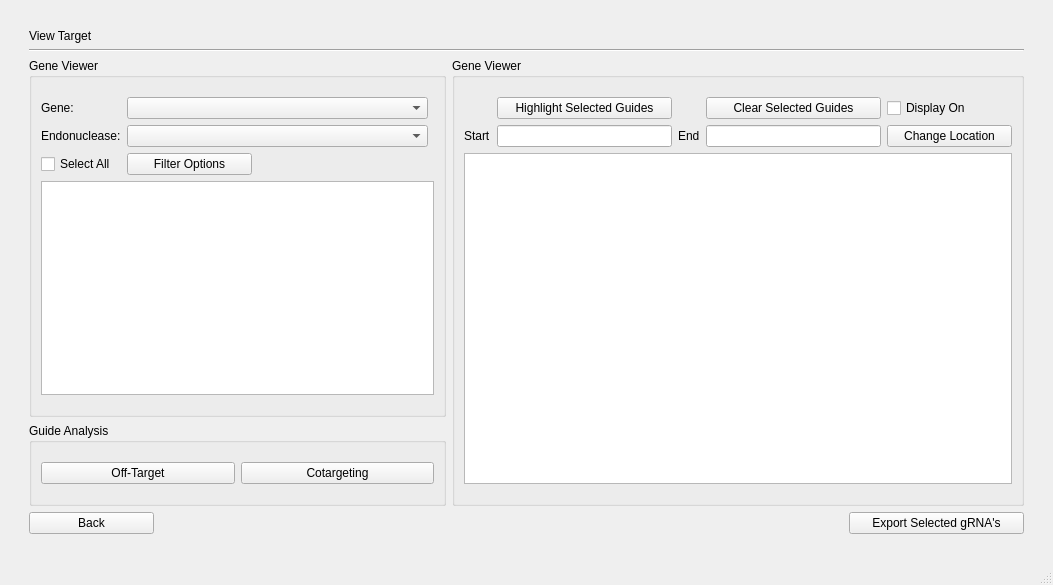
The window that results.ui (TrinhLab/CASPERapp) describes before a commit, drawn with Qt 5.
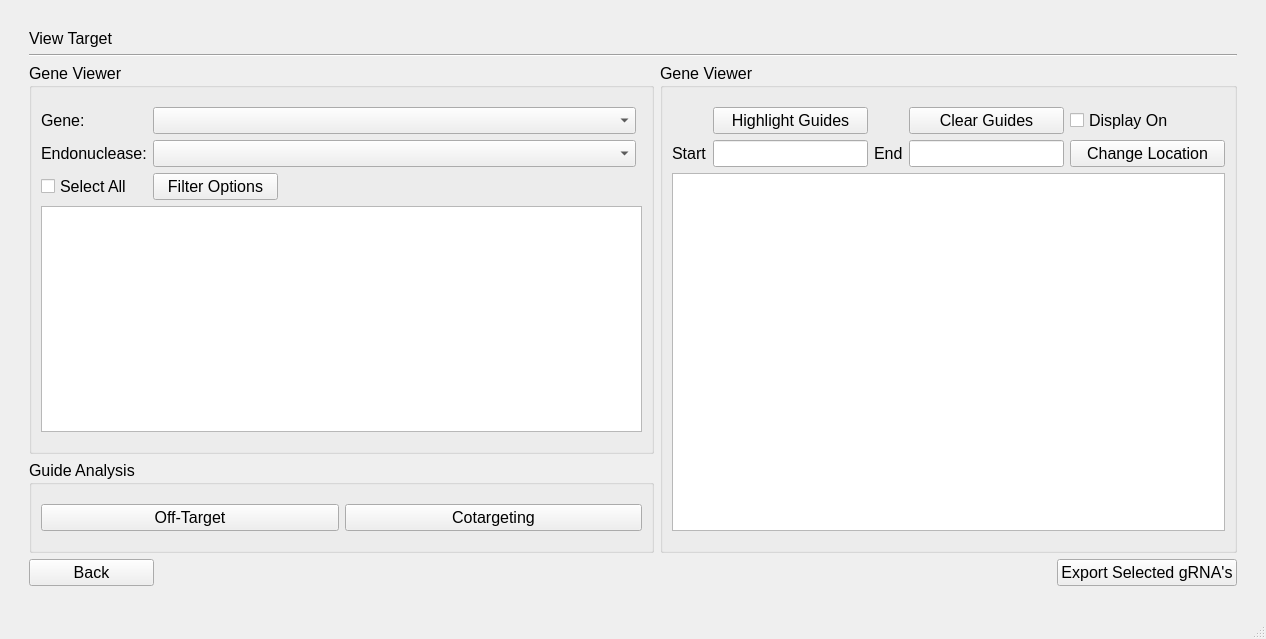
The same window after the commit.

```diff
--- a/results.ui
+++ b/results.ui
@@ -6,10 +6,15 @@
    <rect>
     <x>0</x>
     <y>0</y>
-    <width>1053</width>
-    <height>585</height>
+    <width>1266</width>
+    <height>639</height>
    </rect>
   </property>
+  <property name="font">
+   <font>
+    <pointsize>12</pointsize>
+   </font>
+  </property>
   <property name="windowTitle">
    <string>MainWindow</string>
   </property>
@@ -41,6 +46,12 @@
         <layout class="QGridLayout" name="gridLayout_5">
          <item row="1" column="1">
           <widget class="QPushButton" name="cotargeting_button">
+           <property name="sizePolicy">
+            <sizepolicy hsizetype="Preferred" vsizetype="Fixed">
+             <horstretch>0</horstretch>
+             <verstretch>0</verstretch>
+            </sizepolicy>
+           </property>
            <property name="minimumSize">
             <size>
              <width>125</width>
@@ -73,6 +84,12 @@
          </item>
          <item row="1" column="0">
           <widget class="QPushButton" name="off_target_button">
+           <property name="sizePolicy">
+            <sizepolicy hsizetype="Preferred" vsizetype="Fixed">
+             <horstretch>0</horstretch>
+             <verstretch>0</verstretch>
+            </sizepolicy>
+           </property>
            <property name="minimumSize">
             <size>
              <width>125</width>
@@ -108,6 +125,12 @@
       </item>
       <item row="2" column="0" alignment="Qt::AlignLeft">
        <widget class="QPushButton" name="back_button">
+        <property name="sizePolicy">
+         <sizepolicy hsizetype="Preferred" vsizetype="Fixed">
+          <horstretch>0</horstretch>
+          <verstretch>0</verstretch>
+         </sizepolicy>
+        </property>
         <property name="minimumSize">
          <size>
           <width>125</width>
@@ -121,6 +144,12 @@
       </item>
       <item row="2" column="1" alignment="Qt::AlignRight">
        <widget class="QPushButton" name="export_button">
+        <property name="sizePolicy">
+         <sizepolicy hsizetype="Preferred" vsizetype="Fixed">
+          <horstretch>0</horstretch>
+          <verstretch>0</verstretch>
+         </sizepolicy>
+        </property>
         <property name="minimumSize">
          <size>
           <width>175</width>
@@ -143,6 +172,12 @@
           <verstretch>0</verstretch>
          </sizepolicy>
         </property>
+        <property name="minimumSize">
+         <size>
+          <width>625</width>
+          <height>0</height>
+         </size>
+        </property>
         <property name="title">
          <string>Gene Viewer</string>
         </property>
@@ -162,6 +197,12 @@
          </item>
          <item row="9" column="1" alignment="Qt::AlignLeft">
           <widget class="QPushButton" name="filter_options_button">
+           <property name="sizePolicy">
+            <sizepolicy hsizetype="Preferred" vsizetype="Fixed">
+             <horstretch>0</horstretch>
+             <verstretch>0</verstretch>
+            </sizepolicy>
+           </property>
            <property name="minimumSize">
             <size>
              <width>125</width>
@@ -320,9 +361,15 @@
          </item>
          <item row="1" column="1">
           <widget class="QPushButton" name="highlight_gene_viewer_button">
+           <property name="sizePolicy">
+            <sizepolicy hsizetype="Preferred" vsizetype="Fixed">
+             <horstretch>0</horstretch>
+             <verstretch>0</verstretch>
+            </sizepolicy>
+           </property>
            <property name="minimumSize">
             <size>
-             <width>175</width>
+             <width>0</width>
              <height>0</height>
             </size>
            </property>
@@ -330,15 +377,21 @@
             <string>&lt;html&gt;&lt;head/&gt;&lt;body&gt;&lt;p&gt;This button will highlight the sequences in the Gene Viewer that match the sequences selected in the table.&lt;/p&gt;&lt;/body&gt;&lt;/html&gt;</string>
            </property>
            <property name="text">
-            <string>Highlight Selected Guides</string>
+            <string>Highlight Guides</string>
            </property>
           </widget>
          </item>
          <item row="1" column="3">
           <widget class="QPushButton" name="clear_gene_viewer_button">
+           <property name="sizePolicy">
+            <sizepolicy hsizetype="Preferred" vsizetype="Fixed">
+             <horstretch>0</horstretch>
+             <verstretch>0</verstretch>
+            </sizepolicy>
+           </property>
            <property name="minimumSize">
             <size>
-             <width>175</width>
+             <width>0</width>
              <height>0</height>
             </size>
            </property>
@@ -346,7 +399,7 @@
             <string>&lt;html&gt;&lt;head/&gt;&lt;body&gt;&lt;p&gt;&lt;span style=&quot; font-size:12pt;&quot;&gt;This button clears all highlighted guides from the gene viewer box.&lt;/span&gt;&lt;/p&gt;&lt;/body&gt;&lt;/html&gt;</string>
            </property>
            <property name="text">
-            <string>Clear Selected Guides</string>
+            <string>Clear Guides</string>
            </property>
           </widget>
          </item>
@@ -413,7 +466,7 @@
           <widget class="QPushButton" name="change_start_end_button">
            <property name="minimumSize">
             <size>
-             <width>125</width>
+             <width>0</width>
              <height>0</height>
             </size>
            </property>
```
